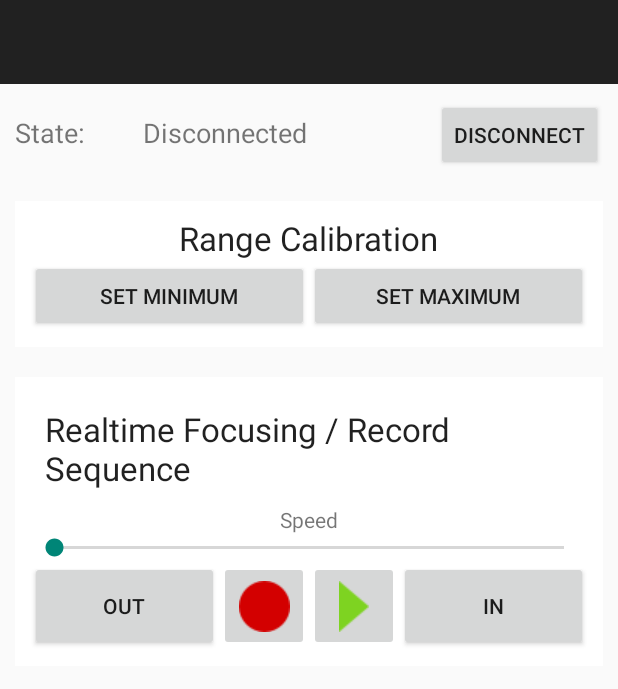
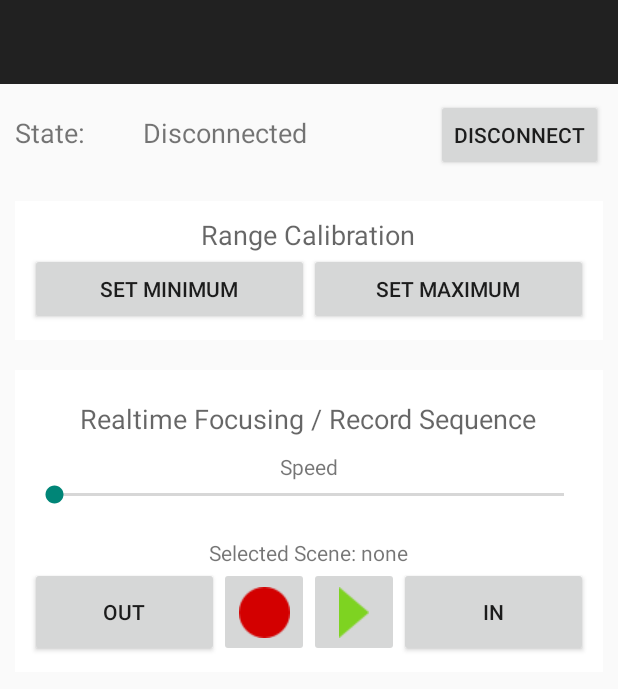
Before and after one commit to wilkoer/FollowFocus, an Android app: the DeviceControlActivity screen opened directly, with no data from a screen before it, on a phone screen of 412 x 824 dp. Shown: the top 689 px of the screen. Run offline under Robolectric (Android 15) with nearby library versions, the phone set to English and light mode, and no system bars; 3 statements that could not run were skipped.

Commit message:
scene selection

```diff
--- a/app/src/main/res/layout/connected_device_activity.xml
+++ b/app/src/main/res/layout/connected_device_activity.xml
@@ -87,7 +87,7 @@
                 <TextView
                     android:layout_width="wrap_content"
                     android:layout_height="wrap_content"
-                    android:textAppearance="?android:attr/textAppearanceLarge"
+                    android:textAppearance="?android:attr/textAppearanceMedium"
                     android:text="@string/range_calibration"
                     android:id="@+id/textView_rangeCalibration"
                     android:layout_gravity="center_horizontal" />
@@ -132,7 +132,7 @@
                 <TextView
                     android:layout_width="wrap_content"
                     android:layout_height="wrap_content"
-                    android:textAppearance="?android:attr/textAppearanceLarge"
+                    android:textAppearance="?android:attr/textAppearanceMedium"
                     android:text="@string/realtime_recording"
                     android:id="@+id/textView_realtimeRecording"
                     android:layout_gravity="center_horizontal"
@@ -149,8 +149,16 @@
                     android:layout_width="match_parent"
                     android:layout_height="wrap_content"
                     android:id="@+id/slider_realtimeRecording"
-                    android:layout_gravity="center_horizontal" />
+                    android:layout_gravity="center_horizontal"
+                    android:layout_marginBottom="20dp" />
 
+
+                <TextView
+                    android:layout_width="wrap_content"
+                    android:layout_height="wrap_content"
+                    android:textAppearance="?android:attr/textAppearanceSmall"
+                    android:text="Small Text"
+                    android:id="@+id/textView_selectedScene" />
 
                 <LinearLayout
                     android:orientation="horizontal"
--- a/app/src/main/res/values/strings.xml
+++ b/app/src/main/res/values/strings.xml
@@ -60,6 +60,9 @@
     <string name="please_enter_name">Please enter a scene name:</string>
     <string name="apply">Start recording</string>
     <string name="cancel">Cancel</string>
+    <string name="selected_scene">Selected Scene:</string>
+    <string name="none">none</string>
+    <string name="currently_recording">recording</string>
 
 
 
```
Also changed, not shown: app/src/main/java/ath/lmu/de/followfocus/DeviceControlActivity.java (+80 -25 lines).
